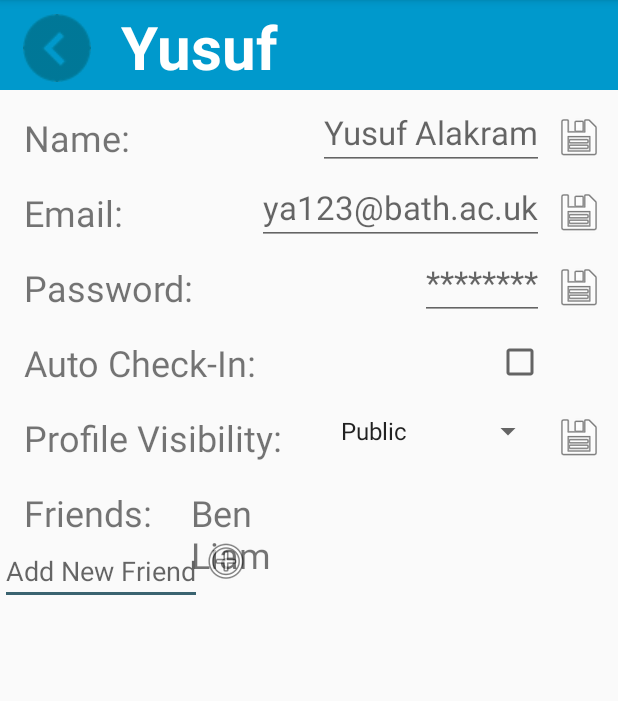
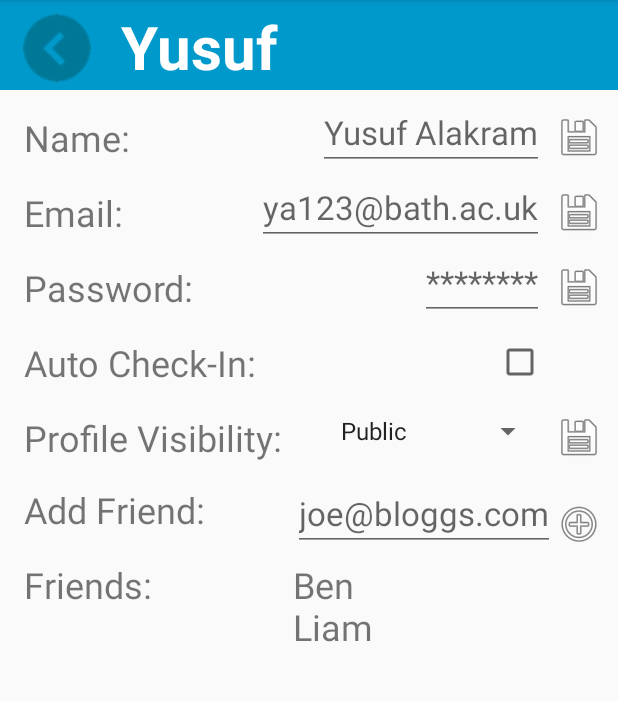
Before and after one commit to yusufalakram/flow, an Android app: the MyProfileActivity screen opened directly, with no data from a screen before it, on a phone screen of 412 x 824 dp, the part 84-785 px from its top. Run offline under Robolectric (Android 15) with nearby library versions, the phone set to English and light mode, and no system bars.

Commit message:
feature: profile page layout

```diff
--- a/App/app/src/main/java/flow/app/profile/MyProfileActivity.java
+++ b/App/app/src/main/java/flow/app/profile/MyProfileActivity.java
@@ -14,5 +14,7 @@ public class MyProfileActivity extends AppCompatActivity {
     protected void onCreate(Bundle savedInstanceState) {
         super.onCreate(savedInstanceState);
         setContentView(R.layout.activity_my_profile);
+
+
     }
 }
--- a/App/app/src/main/res/layout/activity_my_profile.xml
+++ b/App/app/src/main/res/layout/activity_my_profile.xml
@@ -180,13 +180,48 @@
         android:layout_marginRight="7dp"/>
 
 
+<TextView
+    android:layout_width="wrap_content"
+    android:layout_height="wrap_content"
+    android:text="Add Friend:"
+    android:textSize="24dp"
+    android:layout_below="@id/profPublicTitle"
+    android:layout_marginTop="15dp"
+    android:layout_marginLeft="@dimen/activity_horizontal_margin"
+    android:id="@+id/newFriendTitle"/>
+
+
+    <ImageView
+        android:layout_width="wrap_content"
+        android:layout_height="wrap_content"
+        android:background="@android:drawable/ic_menu_add"
+        android:layout_alignTop="@id/newFriendTitle"
+        android:layout_alignLeft="@id/saveVisBtn"
+        android:id="@+id/addFriendBtn"
+        android:layout_marginTop="10dp"/>
+
+    <EditText
+        android:layout_width="wrap_content"
+        android:layout_height="wrap_content"
+        android:layout_below="@id/profPublicTitle"
+        android:hint="joe@bloggs.com"
+        android:id="@+id/addFriendField"
+        android:layout_toLeftOf="@id/addFriendBtn"
+        android:layout_marginLeft="10dp"
+        android:layout_marginTop="9dp"
+        android:textSize="22dp"
+        android:focusable="false"
+        android:focusableInTouchMode="false"/>
+
+
+
 
     <TextView
         android:layout_width="wrap_content"
         android:layout_height="wrap_content"
         android:textSize="24dp"
         android:text="Friends: "
-        android:layout_below="@id/profPublicTitle"
+        android:layout_below="@id/newFriendTitle"
         android:layout_marginTop="17dp"
         android:layout_marginLeft="@dimen/activity_horizontal_margin"
         android:id="@+id/friendsTitle"/>
@@ -195,26 +230,10 @@
         android:layout_width="wrap_content"
         android:layout_height="wrap_content"
         android:layout_alignTop="@id/friendsTitle"
-        android:layout_toRightOf="@id/friendsTitle"
-        android:layout_marginLeft="20dp"
+        android:layout_alignLeft="@id/addFriendField"
         android:text="Ben\nLiam"
         android:textSize="24dp"
-        android:id="@+id/profFriendsList"/>
-
-
-    <EditText
-        android:layout_width="wrap_content"
-        android:layout_height="wrap_content"
-        android:layout_below="@id/friendsTitle"
-        android:hint="Add New Friend"
-        android:id="@+id/addFriendField"/>
-
-    <ImageView
-        android:layout_width="wrap_content"
-        android:layout_height="wrap_content"
-        android:background="@android:drawable/ic_menu_add"
-        android:layout_below="@id/friendsTitle"
-        android:layout_toRightOf="@id/addFriendField"
-        android:id="@+id/addFriendBtn"/>
+        android:id="@+id/profFriendsList"
+        android:layout_marginRight="10dp"/>
 
 </RelativeLayout>
```
